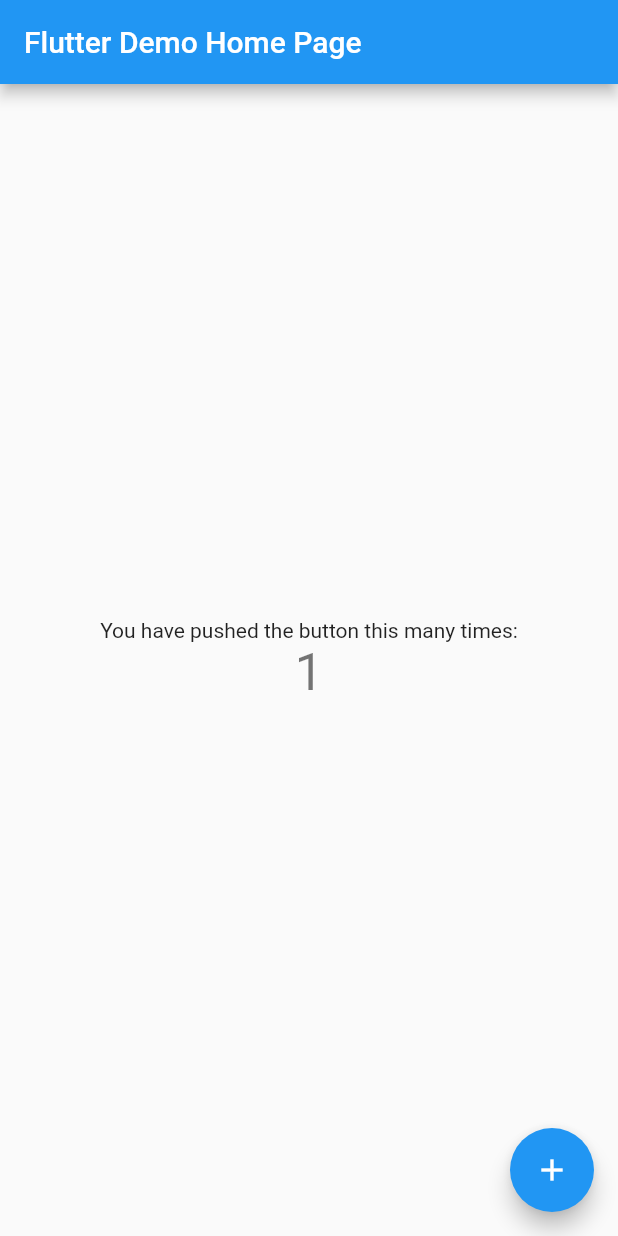
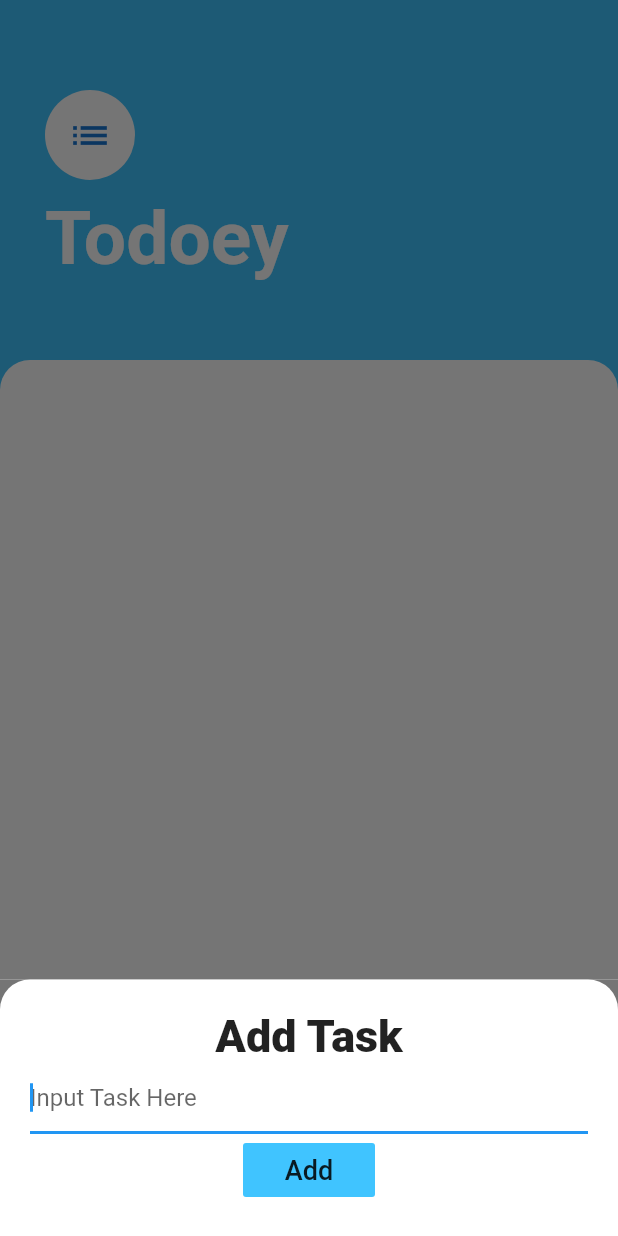
Before and after one commit to ialameh/todoey, a Flutter app: the screen it shows after launch, after a tap on the "add" icon, on a phone screen of 412 x 824 dp. Run offline on Flutter 3.47's test engine with Material 2 defaults, Android fonts, the phone set to English and light mode, and no system bars.

Commit message:
Semi Working

```diff
--- /dev/null
+++ b/lib/add_task_screen.dart
@@ -0,0 +1,54 @@
+import 'dart:ui';
+
+import 'package:flutter/material.dart';
+
+class AddTaskScreen extends StatelessWidget {
+  final Function addTheTask;
+  final Function setTaskString;
+  final TextEditingController _controller = new TextEditingController();
+
+  String taskData;
+
+  AddTaskScreen({this.addTheTask, this.setTaskString});
+  @override
+  Widget build(BuildContext context) {
+    return Container(
+      color: Color(0xFF757575),
+      child: Container(
+        padding: EdgeInsets.all(20.0),
+        decoration: BoxDecoration(
+          color: Colors.white,
+          borderRadius: BorderRadius.only(
+            topRight: Radius.circular(20.0),
+            topLeft: Radius.circular(20.0),
+          ),
+        ),
+        child: Column(children: [
+          Text(
+            'Add Task',
+            style: TextStyle(fontSize: 30.0, fontWeight: FontWeight.w900),
+          ),
+          TextField(
+            autofocus: true,
+            decoration: InputDecoration(
+              hintText: 'Input Task Here',
+            ),
+            controller: _controller,
+            onChanged: (value) {
+              taskData = value;
+            },
+          ),
+          FlatButton(
+            color: Colors.lightBlueAccent,
+            child: Text('Add', style: TextStyle(fontSize: 18.0)),
+            onPressed: () async {
+              await addTheTask(taskData);
+              _controller.clear();
+              Navigator.pop(context);
+            },
+          ),
+        ]),
+      ),
+    );
+  }
+}
--- /dev/null
+++ b/lib/list_line.dart
@@ -0,0 +1,44 @@
+import 'package:flutter/material.dart';
+
+import 'task_check_box.dart';
+
+class ListLine extends StatefulWidget {
+  final String taskString;
+  final bool isCheckedAsReceived;
+  ListLine(this.taskString, this.isCheckedAsReceived);
+
+  @override
+  _ListLineState createState() => _ListLineState();
+}
+
+class _ListLineState extends State<ListLine> {
+  Function isChecked;
+  bool checkStatus;
+  String taskString;
+
+  @override
+  void initState() {
+    super.initState();
+    checkStatus = widget.isCheckedAsReceived;
+  }
+
+
+  @override
+  Widget build(BuildContext context) {
+    return ListTile(
+      title: Text(
+        widget.taskString,
+        style: TextStyle(
+          decoration: checkStatus ? TextDecoration.lineThrough : null,
+        ),
+      ),
+      trailing: TaskCheckBox(
+          checkStatus: checkStatus,
+          isChecked: (bool value) {
+            setState(() {
+              checkStatus = value;
+            });
+          }),
+    );
+  }
+}
--- a/lib/main.dart
+++ b/lib/main.dart
@@ -1,117 +1,16 @@
 import 'package:flutter/material.dart';
+
+import 'task_screen.dart';
 
 void main() {
   runApp(MyApp());
 }
 
 class MyApp extends StatelessWidget {
-  // This widget is the root of your application.
   @override
   Widget build(BuildContext context) {
     return MaterialApp(
-      title: 'Flutter Demo',
-      theme: ThemeData(
-        // This is the theme of your application.
-        //
-        // Try running your application with "flutter run". You'll see the
-        // application has a blue toolbar. Then, without quitting the app, try
-        // changing the primarySwatch below to Colors.green and then invoke
-        // "hot reload" (press "r" in the console where you ran "flutter run",
-        // or simply save your changes to "hot reload" in a Flutter IDE).
-        // Notice that the counter didn't reset back to zero; the application
-        // is not restarted.
-        primarySwatch: Colors.blue,
-        // This makes the visual density adapt to the platform that you run
-        // the app on. For desktop platforms, the controls will be smaller and
-        // closer together (more dense) than on mobile platforms.
-        visualDensity: VisualDensity.adaptivePlatformDensity,
-      ),
-      home: MyHomePage(title: 'Flutter Demo Home Page'),
+      home: TaskScreen(),
     );
   }
 }
-
-class MyHomePage extends StatefulWidget {
-  MyHomePage({Key key, this.title}) : super(key: key);
-
-  // This widget is the home page of your application. It is stateful, meaning
-  // that it has a State object (defined below) that contains fields that affect
-  // how it looks.
-
-  // This class is the configuration for the state. It holds the values (in this
-  // case the title) provided by the parent (in this case the App widget) and
-  // used by the build method of the State. Fields in a Widget subclass are
-  // always marked "final".
-
-  final String title;
-
-  @override
-  _MyHomePageState createState() => _MyHomePageState();
-}
-
-class _MyHomePageState extends State<MyHomePage> {
-  int _counter = 0;
-
-  void _incrementCounter() {
-    setState(() {
-      // This call to setState tells the Flutter framework that something has
-      // changed in this State, which causes it to rerun the build method below
-      // so that the display can reflect the updated values. If we changed
-      // _counter without calling setState(), then the build method would not be
-      // called again, and so nothing would appear to happen.
-      _counter++;
-    });
-  }
-
-  @override
-  Widget build(BuildContext context) {
-    // This method is rerun every time setState is called, for instance as done
-    // by the _incrementCounter method above.
-    //
-    // The Flutter framework has been optimized to make rerunning build methods
-    // fast, so that you can just rebuild anything that needs updating rather
-    // than having to individually change instances of widgets.
-    return Scaffold(
-      appBar: AppBar(
-        // Here we take the value from the MyHomePage object that was created by
-        // the App.build method, and use it to set our appbar title.
-        title: Text(widget.title),
-      ),
-      body: Center(
-        // Center is a layout widget. It takes a single child and positions it
-        // in the middle of the parent.
-        child: Column(
-          // Column is also a layout widget. It takes a list of children and
-          // arranges them vertically. By default, it sizes itself to fit its
-          // children horizontally, and tries to be as tall as its parent.
-          //
-          // Invoke "debug painting" (press "p" in the console, choose the
-          // "Toggle Debug Paint" action from the Flutter Inspector in Android
-          // Studio, or the "Toggle Debug Paint" command in Visual Studio Code)
-          // to see the wireframe for each widget.
-          //
-          // Column has various properties to control how it sizes itself and
-          // how it positions its children. Here we use mainAxisAlignment to
-          // center the children vertically; the main axis here is the vertical
-          // axis because Columns are vertical (the cross axis would be
-          // horizontal).
-          mainAxisAlignment: MainAxisAlignment.center,
-          children: <Widget>[
-            Text(
-              'You have pushed the button this many times:',
-            ),
-            Text(
-              '$_counter',
-              style: Theme.of(context).textTheme.headline4,
-            ),
-          ],
-        ),
-      ),
-      floatingActionButton: FloatingActionButton(
-        onPressed: _incrementCounter,
-        tooltip: 'Increment',
-        child: Icon(Icons.add),
-      ), // This trailing comma makes auto-formatting nicer for build methods.
-    );
-  }
-}
--- /dev/null
+++ b/lib/task_check_box.dart
@@ -0,0 +1,20 @@
+import 'package:flutter/material.dart';
+
+class TaskCheckBox extends StatelessWidget {
+  const TaskCheckBox({
+    @required this.checkStatus,
+    @required this.isChecked,
+  });
+
+  final bool checkStatus;
+  final Function isChecked;
+
+  @override
+  Widget build(BuildContext context) {
+    return Checkbox(
+        value: checkStatus,
+        onChanged: (value) {
+          isChecked(value);
+        });
+  }
+}
--- /dev/null
+++ b/lib/task_list.dart
@@ -0,0 +1,22 @@
+import 'package:flutter/material.dart';
+import 'package:todoey/todoey_brain.dart';
+
+import 'list_line.dart';
+
+class TaskList extends StatelessWidget {
+  final TodoeyBrain brain;
+  TaskList(this.brain);
+  @override
+  Widget build(BuildContext context) {
+    return ListView.builder(
+      itemCount: brain.tasks.length,
+      itemBuilder: (BuildContext context, int index) {
+        return ListLine(brain.tasks[index].task, brain.tasks[index].isChecked);
+      }
+      // children:
+      //  for  (final e in brain.tasks) {
+      //     ListLine(e.task, e.isChecked),
+      //  }
+    );
+  }
+}
--- /dev/null
+++ b/lib/task_screen.dart
@@ -0,0 +1,97 @@
+import 'package:flutter/material.dart';
+
+import 'add_task_screen.dart';
+import 'task_list.dart';
+import 'todoey_brain.dart';
+//import 'list_line.dart';
+
+class TaskScreen extends StatefulWidget {
+  @override
+  _TaskScreenState createState() => _TaskScreenState();
+}
+
+class _TaskScreenState extends State<TaskScreen> {
+  String checkResponse = '';
+  bool currentCheckStatus = false;
+  TodoeyBrain brain = new TodoeyBrain();
+  String tempTask;
+  @override
+  Widget build(BuildContext context) {
+    return Scaffold(
+      floatingActionButton: FloatingActionButton(
+        backgroundColor: Colors.lightBlueAccent,
+        child: Icon(Icons.add),
+        onPressed: () {
+          showModalBottomSheet(
+            isScrollControlled: true,
+            context: context,
+            builder: (context) => SingleChildScrollView(
+              child: Container(
+                padding: EdgeInsets.only(
+                    bottom: MediaQuery.of(context).viewInsets.bottom),
+                child: AddTaskScreen(addTheTask: (String taskData) {
+                  setState(() {
+                    brain.addTask(taskData);
+                  });
+                }),
+              ),
+            ),
+          );
+        },
+      ),
+      backgroundColor: Colors.lightBlueAccent,
+      body: Column(
+        crossAxisAlignment: CrossAxisAlignment.start,
+        children: [
+          Container(
+              //color: Colors.lightBlueAccent,
+              padding: EdgeInsets.only(
+                top: 60.0,
+                left: 30.0,
+                right: 30.0,
+                bottom: 30.0,
+              ),
+              child: Column(
+                  crossAxisAlignment: CrossAxisAlignment.start,
+                  children: [
+                    CircleAvatar(
+                      backgroundColor: Colors.white,
+                      radius: 30.0,
+                      child: Icon(
+                        Icons.list,
+                        size: 30.0,
+                      ),
+                    ),
+                    SizedBox(height: 10.0),
+                    Text(
+                      'Todoey',
+                      style: TextStyle(
+                        fontSize: 50,
+                        fontWeight: FontWeight.w700,
+                        color: Colors.white,
+                      ),
+                    ),
+                    Text(checkResponse,
+                        style: TextStyle(
+                            color: Colors.white,
+                            fontSize: 18.0,
+                            fontWeight: FontWeight.w500))
+                  ])),
+          Expanded(
+            child: Container(
+              padding: EdgeInsets.symmetric(horizontal: 20.0),
+              decoration: BoxDecoration(
+                color: Colors.white,
+                borderRadius: BorderRadius.only(
+                  topLeft: Radius.circular(20.0),
+                  topRight: Radius.circular(20.0),
+                ),
+              ),
+              child: TaskList(brain),
+            ),
+          ),
+        ],
+      ),
+    );
+  }
+}
--- /dev/null
+++ b/lib/tasks.dart
@@ -0,0 +1,12 @@
+import 'package:flutter/material.dart';
+
+class Task {
+
+ // Map<UniqueKey,dynamic> taskData;
+
+  UniqueKey taskID;
+  String task;
+  bool  isChecked;
+ // dynamic taskInfo = {'task': task, 'isChecled': isChecked};
+  Task(this.taskID, {@required this.task, @required this.isChecked});
+}
--- /dev/null
+++ b/lib/todoey_brain.dart
@@ -0,0 +1,11 @@
+import 'package:flutter/material.dart';
+import 'package:todoey/tasks.dart';
+
+class TodoeyBrain {
+  List<Task> tasks = [];
+
+  void addTask(String task) {
+    tasks.add(new Task(UniqueKey(), isChecked: false, task: task));
+  }
+
+  }
```
Also changed, not shown: 6 other files.
